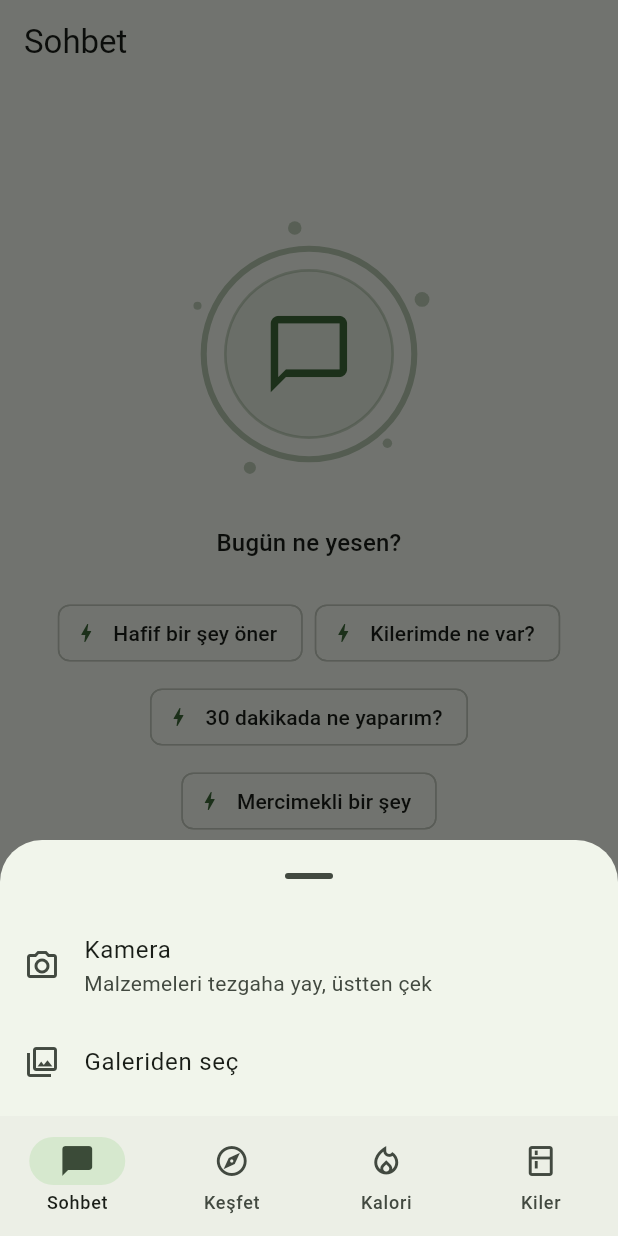
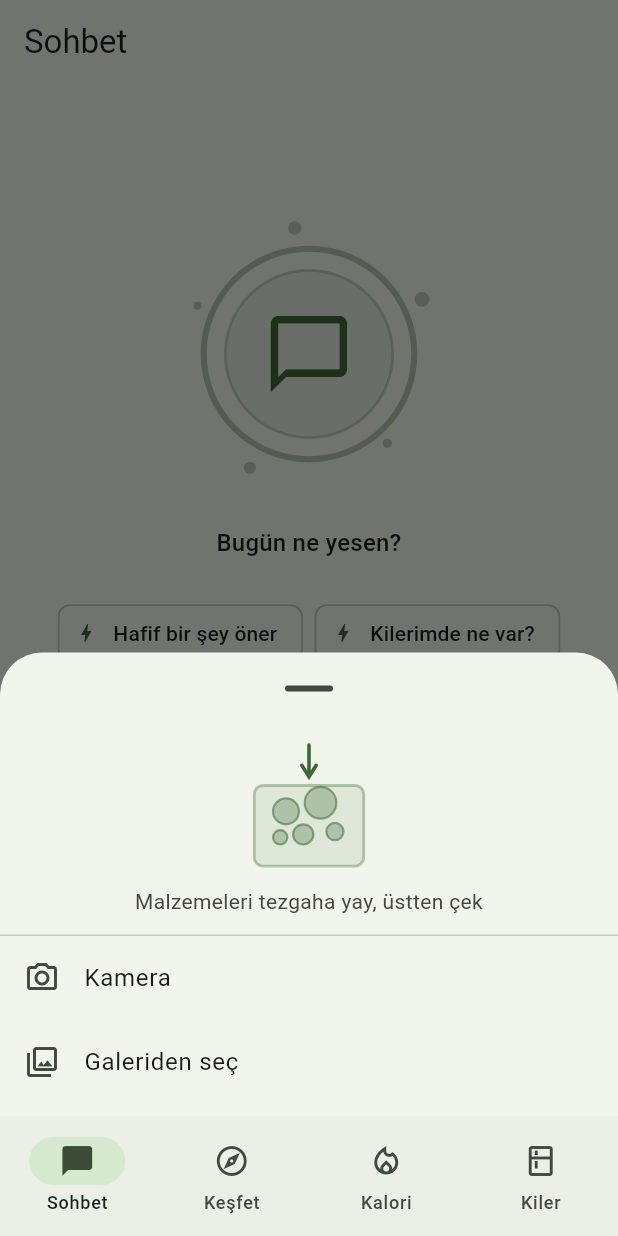
Before and after one commit to ekinkn25/kiler, a Flutter app: the ChatScreen screen opened by its route, after a tap on the "photo camera" icon, on a phone screen of 412 x 824 dp. Run offline on Flutter 3.47's test engine with Material 3 defaults, Android fonts, the phone set to English and light mode, and no system bars; our stand-ins replace cached_network_image, dio, flutter_card_swiper, flutter_riverpod, flutter_secure_storage, freezed_annotation and 4 more; accounts and stored records are empty.

Commit message:
feat(mobile): fotograf cekim rehberi gorseli (W3-T12 tamamlandi)

```diff
--- a/mobile/lib/screens/chat/chat_screen.dart
+++ b/mobile/lib/screens/chat/chat_screen.dart
@@ -14,6 +14,7 @@ import '../../widgets/chat/message_bubble.dart';
 import '../../widgets/chat/suggestion_chips.dart';
 import '../../widgets/chat/typing_indicator.dart';
 import '../../widgets/empty_state.dart';
+import '../../widgets/chat/shot_guide.dart';
 
 /// SOHBET sekmesi (W3-T10 + T11 + T12 + T13).
 class ChatScreen extends ConsumerStatefulWidget {
@@ -68,10 +69,25 @@ class _ChatScreenState extends ConsumerState<ChatScreen> {
         child: Column(
           mainAxisSize: MainAxisSize.min,
           children: [
+            // Cekim rehberi: 'malzemeleri tezgaha yay, ustten cek'.
+            const Padding(
+              padding: EdgeInsets.only(top: 8, bottom: 4),
+              child: ShotGuide(),
+            ),
+            Padding(
+              padding: const EdgeInsets.fromLTRB(24, 0, 24, 12),
+              child: Text(
+                'Malzemeleri tezgaha yay, üstten çek',
+                textAlign: TextAlign.center,
+                style: Theme.of(context).textTheme.bodyMedium?.copyWith(
+                  color: Theme.of(context).colorScheme.onSurfaceVariant,
+                ),
+              ),
+            ),
+            const Divider(height: 1),
             ListTile(
               leading: const Icon(Icons.photo_camera_outlined),
               title: const Text('Kamera'),
-              subtitle: const Text('Malzemeleri tezgaha yay, üstten çek'),
               onTap: () => Navigator.of(context).pop(ImageSource.camera),
             ),
             ListTile(
--- /dev/null
+++ b/mobile/lib/widgets/chat/shot_guide.dart
@@ -0,0 +1,96 @@
+import 'package:flutter/material.dart';
+
+/// 'Malzemeleri tezgaha yay, ustten cek' cekim rehberi gorseli (W3-T12).
+///
+/// Asset/SVG DEGIL, canvas'a cizilir: projede gorsel varligi ve
+/// flutter_svg yok; cizim tema renklerini okur, her olcude keskin kalir.
+/// EmptyIllustration ile ayni gerekce.
+///
+/// Anlatilan sey: tepeden gorunum bir tezgah, uzerine serpistirilmis
+/// malzemeler ve yukaridan asagi bir 'ustten cekim' oku.
+class ShotGuide extends StatelessWidget {
+  const ShotGuide({super.key, this.size = 96});
+
+  final double size;
+
+  @override
+  Widget build(BuildContext context) {
+    final Color renk = Theme.of(context).colorScheme.primary;
+    return SizedBox(
+      width: size,
+      height: size,
+      child: RepaintBoundary(
+        child: CustomPaint(painter: _RehberPainter(renk)),
+      ),
+    );
+  }
+}
+
+class _RehberPainter extends CustomPainter {
+  const _RehberPainter(this.renk);
+
+  final Color renk;
+
+  /// Tezgaha serpistirilen malzemeler: (x, y, yaricap) - hepsi 0..1 orani.
+  static const List<({double x, double y, double r})> _malzemeler = [
+    (x: 0.34, y: 0.52, r: 0.09),
+    (x: 0.58, y: 0.46, r: 0.11),
+    (x: 0.46, y: 0.68, r: 0.07),
+    (x: 0.68, y: 0.66, r: 0.06),
+    (x: 0.30, y: 0.70, r: 0.05),
+  ];
+
+  @override
+  void paint(Canvas canvas, Size size) {
+    final double w = size.width;
+    final double h = size.height;
+
+    // 1) Tezgah yuzeyi - alt kisimda yuvarlak kosemli dikdortgen.
+    final Rect tezgah = Rect.fromLTWH(w * 0.12, h * 0.34, w * 0.76, h * 0.56);
+    final RRect tezgahR =
+        RRect.fromRectAndRadius(tezgah, Radius.circular(w * 0.06));
+    canvas.drawRRect(
+      tezgahR,
+      Paint()..color = renk.withValues(alpha: 0.10),
+    );
+    canvas.drawRRect(
+      tezgahR,
+      Paint()
+        ..style = PaintingStyle.stroke
+        ..strokeWidth = w * 0.02
+        ..color = renk.withValues(alpha: 0.35),
+    );
+
+    // 2) Serpistirilen malzemeler.
+    final Paint dolu = Paint()..color = renk.withValues(alpha: 0.30);
+    final Paint hat = Paint()
+      ..style = PaintingStyle.stroke
+      ..strokeWidth = w * 0.015
+      ..color = renk.withValues(alpha: 0.55);
+    for (final m in _malzemeler) {
+      final Offset merkez = Offset(w * m.x, h * m.y);
+      canvas.drawCircle(merkez, w * m.r, dolu);
+      canvas.drawCircle(merkez, w * m.r, hat);
+    }
+
+    // 3) 'Ustten cekim' oku: yukaridan tezgaha inen dikey ok.
+    final double okX = w * 0.5;
+    final Paint okBoya = Paint()
+      ..style = PaintingStyle.stroke
+      ..strokeWidth = w * 0.025
+      ..strokeCap = StrokeCap.round
+      ..color = renk;
+    // Govde
+    canvas.drawLine(Offset(okX, h * 0.06), Offset(okX, h * 0.26), okBoya);
+    // Ok basi (asagi bakan V)
+    final Path ucu = Path()
+      ..moveTo(okX - w * 0.05, h * 0.20)
+      ..lineTo(okX, h * 0.28)
+      ..lineTo(okX + w * 0.05, h * 0.20);
+    canvas.drawPath(ucu, okBoya);
+  }
+
+  @override
+  bool shouldRepaint(covariant _RehberPainter oldDelegate) =>
+      oldDelegate.renk != renk;
+}
```
